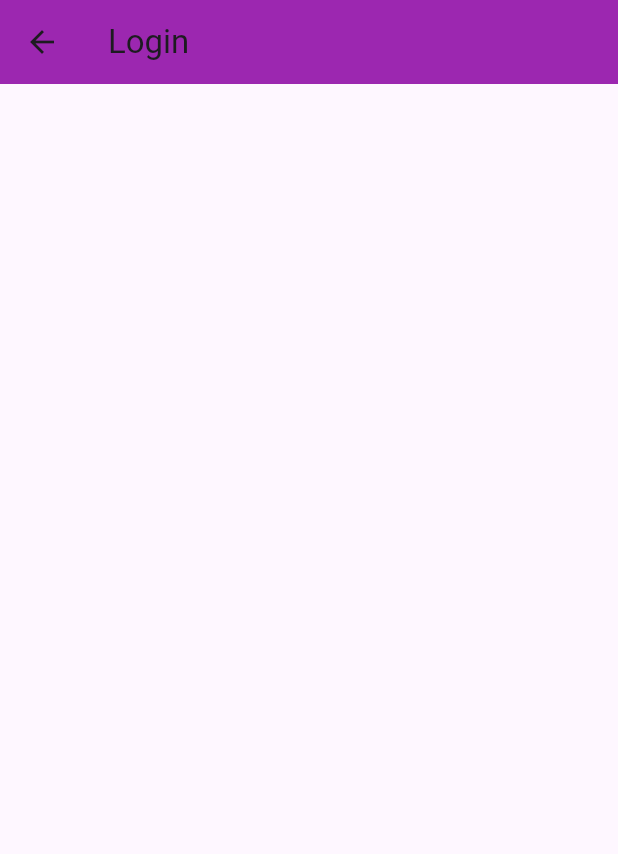
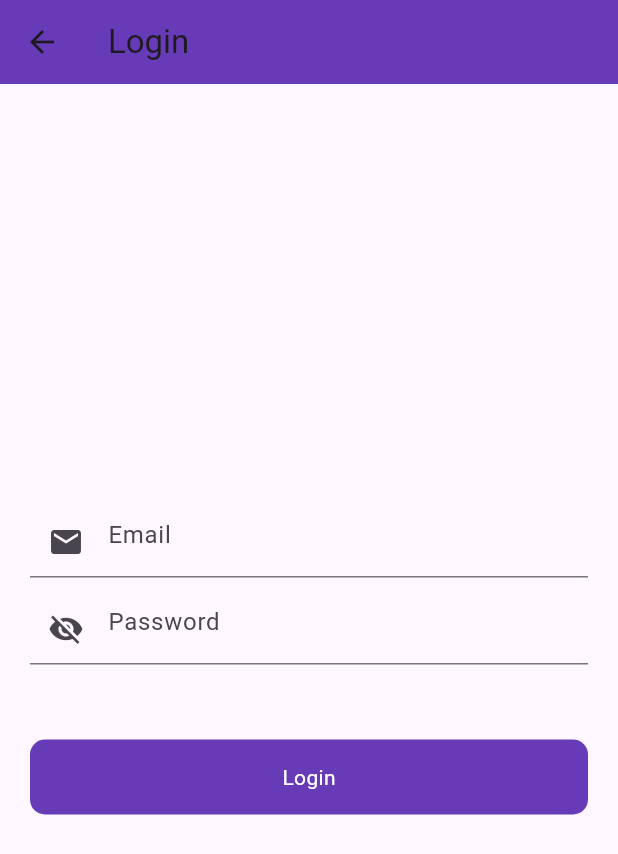
Before and after one commit to gtmpras/firebase, a Flutter app: the screen it shows after launch, on a phone screen of 412 x 824 dp. Shown: the top 854 px of the screen. Run offline on Flutter 3.47's test engine with Material 3 defaults, Android fonts, the phone set to English and light mode, and no system bars; our stand-ins replace firebase_core; accounts and stored records are empty.

Commit message:
login validator

```diff
--- a/lib/ui/auth/login_screen.dart
+++ b/lib/ui/auth/login_screen.dart
@@ -1,4 +1,4 @@
-
+import 'package:fire_base/widgets/round_button.dart';
 import 'package:flutter/material.dart';
 
 class LoginScreen extends StatefulWidget {
@@ -9,17 +9,82 @@ class LoginScreen extends StatefulWidget {
 }
 
 class _LoginScreenState extends State<LoginScreen> {
+  final _formKey = GlobalKey<FormState>();
+  final emailController = TextEditingController();
+  final passwordController = TextEditingController();
+
+  @override
+  void dispose() {
+    // TODO: implement dispose
+    super.dispose();
+    emailController.dispose();
+    passwordController.dispose();
+  }
+
   @override
   Widget build(BuildContext context) {
     return Scaffold(
       appBar: AppBar(
-        backgroundColor: Colors.purple,
+        backgroundColor: Colors.deepPurple,
         title: Text("Login"),
       ),
-      body: Column(
-        children: [
-
-        ],
+      body: Padding(
+        padding: const EdgeInsets.symmetric(horizontal: 20.0),
+        child: Column(
+          mainAxisAlignment: MainAxisAlignment.center,
+          crossAxisAlignment: CrossAxisAlignment.center,
+          children: [
+            Form(
+                key: _formKey,
+                child: Column(
+                  children: [
+                    TextFormField(
+                      keyboardType: TextInputType.emailAddress,
+                      controller: emailController,
+                      decoration: InputDecoration(
+                        hintText: "Email",
+                        prefixIcon: Icon(Icons.email),
+                      ),
+                      validator: (value) {
+                        if (value!.isEmpty) {
+                          return "Enter email";
+                        } else {
+                          return null;
+                        }
+                      },
+                    ),
+                    SizedBox(
+                      height: 10,
+                    ),
+                    TextFormField(
+                      keyboardType: TextInputType.text,
+                      controller: passwordController,
+                      obscureText: true,
+                      decoration: InputDecoration(
+                        hintText: "Password",
+                        prefixIcon: Icon(Icons.visibility_off),
+                      ),
+                      validator: (value) {
+                        if (value!.isEmpty) {
+                          return "Enter password";
+                        } else {
+                          return null;
+                        }
+                      },
+                    ),
+                  ],
+                )),
+            SizedBox(
+              height: 50,
+            ),
+            RoundButton(
+              title: "Login",
+              ontap: () {
+                if (_formKey.currentState!.validate()) ;
+              },
+            )
+          ],
+        ),
       ),
     );
   }
--- /dev/null
+++ b/lib/widgets/round_button.dart
@@ -0,0 +1,26 @@
+
+import 'package:flutter/material.dart';
+
+class RoundButton extends StatelessWidget {
+  final String title;
+  final VoidCallback ontap;
+  const RoundButton({super.key, required this.title,required this.ontap});
+
+  @override
+  Widget build(BuildContext context) {
+    return InkWell(
+      onTap: ontap,
+      child: Container(
+        height: 50,
+        decoration: BoxDecoration(
+          color: Colors.deepPurple,
+          borderRadius: BorderRadius.circular(10),
+
+        ),
+        child: Center(
+          child: Text(title,style: TextStyle(color: Colors.white),),
+        ),
+      ),
+    );
+  }
+}
```
